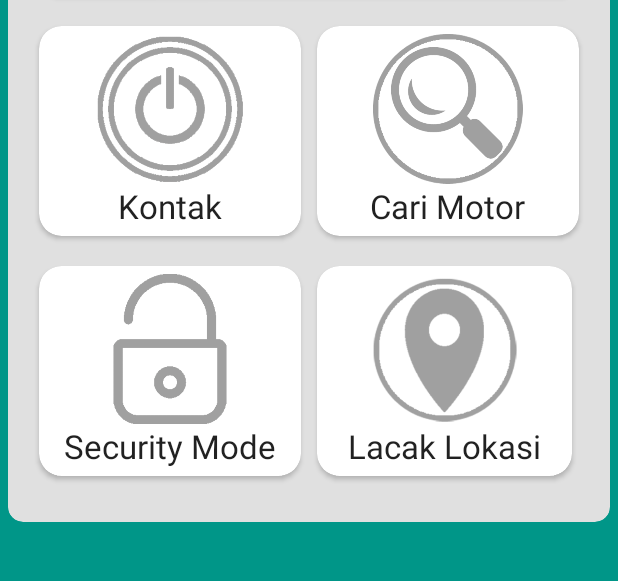
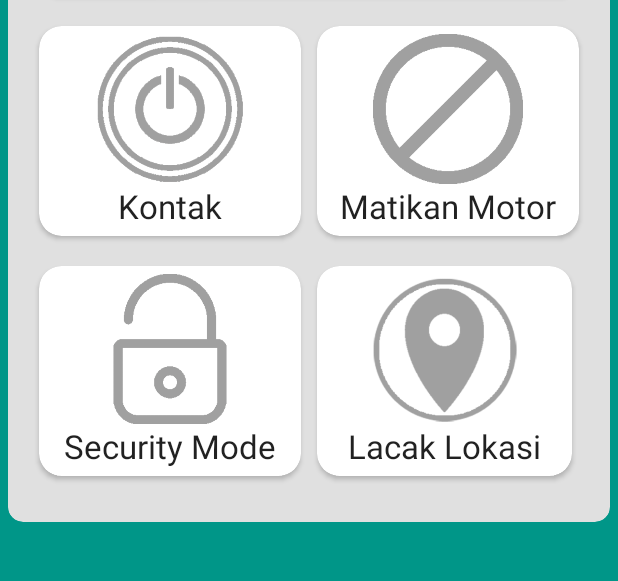
Before and after one commit to ArifGlory/MotorGoV3, an Android app: the screen it shows after launch once a user with an empty profile is signed in (BerandaActivity), on a phone screen of 412 x 824 dp, the part 610-1191 px from its top. Run offline under Robolectric (Android 15) with nearby library versions, the phone set to English and light mode, and no system bars; our stand-ins replace ButterKnife, Firebase (no records; nobody signed in at launch, a user with empty details on screens opened directly), Picasso; libraries missing offline, so code that uses them is left out: com.firebase.client; pictures from the network do not load; 8 statements that could not run were skipped.

Commit message:
rev251018

```diff
--- a/app/src/main/java/hadi/motorhebat/BerandaActivity.java
+++ b/app/src/main/java/hadi/motorhebat/BerandaActivity.java
@@ -197,9 +197,9 @@ public class BerandaActivity extends BaseDrawerActivity implements LocationListe
                         crd_starter.setBackgroundColor(getResources().getColor(R.color.colorAccent));
                     }
                     if (Sping.equals("Off")){
-                        img_search.setImageResource(R.drawable.search_off);
+                        img_search.setImageResource(R.drawable.icon_stop_off);
                     }else {
-                        img_search.setImageResource(R.drawable.search_on);
+                        img_search.setImageResource(R.drawable.icon_stop_on);
                     }
 
                     if (Smesin.equals("Off")){
--- a/app/src/main/res/layout/activity_beranda.xml
+++ b/app/src/main/res/layout/activity_beranda.xml
@@ -416,7 +416,7 @@
                                                         android:id="@+id/search"
                                                         android:layout_width="match_parent"
                                                         android:layout_height="100dp"
-                                                        android:src="@drawable/search_off"/>
+                                                        android:src="@drawable/icon_stop_off"/>
                                                 </LinearLayout>
 
                                                 <LinearLayout
@@ -431,7 +431,7 @@
                                                             android:layout_centerHorizontal="true"
                                                             android:layout_width="wrap_content"
                                                             android:layout_height="wrap_content"
-                                                            android:text="Cari Motor"
+                                                            android:text="Matikan Motor"
                                                             style="@android:style/TextAppearance.Large"/>
                                                     </RelativeLayout>
                                                 </LinearLayout>
```
Also changed, not shown: app/build.gradle (+10 -0 lines), app/src/main/res/drawable/icon_stop_off.png (added), app/src/main/res/drawable/icon_stop_on.png (added), 13 other files.
